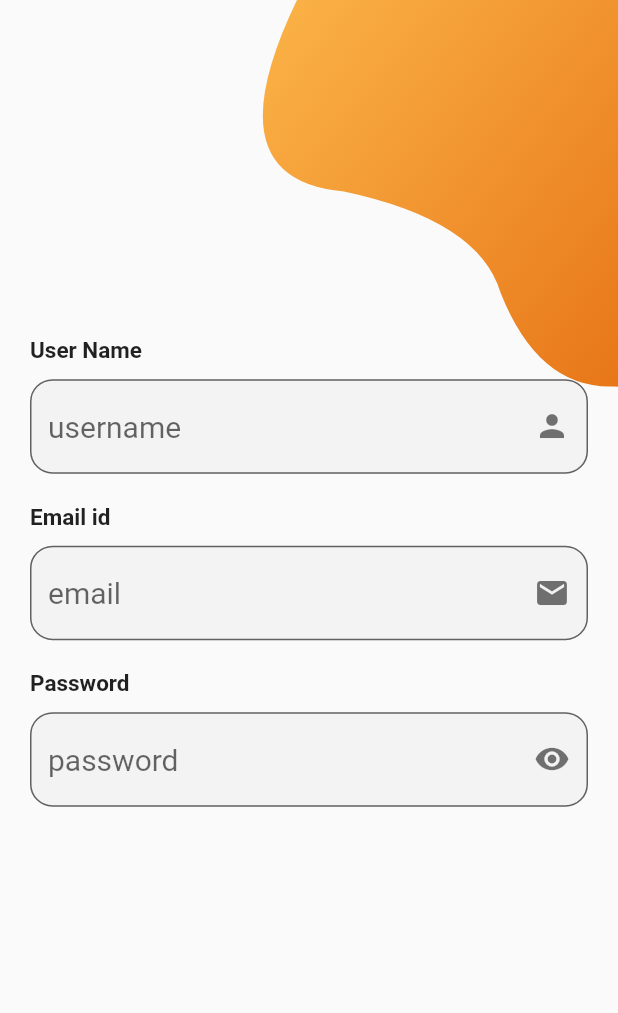
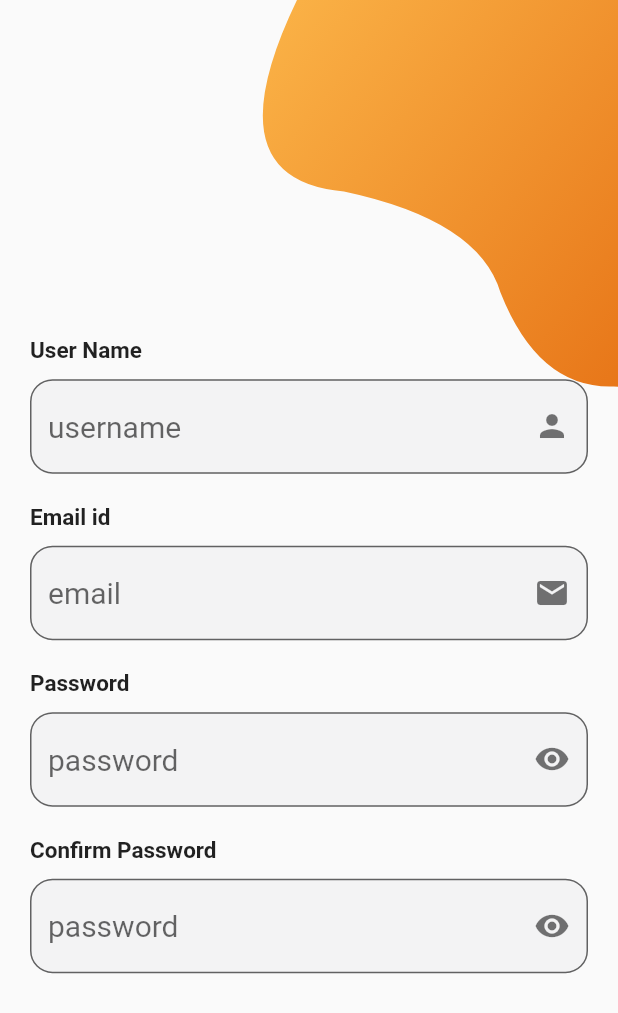
Before and after one commit to asamoah-fred/chat_app, a Flutter app: the SignUpPage screen opened directly, on a phone screen of 412 x 824 dp. Shown: the top 1013 px of the screen. Run offline on Flutter 3.47's test engine with Material 2 defaults, Android fonts, the light colour scheme and no system bars.

Commit message:
Confirm password Textfield

```diff
--- a/lib/screens/signup_page.dart
+++ b/lib/screens/signup_page.dart
@@ -170,7 +170,53 @@
                               ],
                             ),
                           ),
+                          Container(
+                            margin: EdgeInsets.symmetric(
+                              vertical: 10,
+                            ),
+                            child: Column(
+                              crossAxisAlignment: CrossAxisAlignment.start,
+                              children: <Widget>[
+                                Text(
+                                  "Confirm Password",
+                                  style: TextStyle(
+                                    fontWeight: FontWeight.bold,
+                                    fontSize: 15,
+                                  ),
+                                ),
+                                SizedBox(
+                                  height: 10,
+                                ),
+                                TextField(
+                                  style: TextStyle(
+                                    fontSize: 20,
+                                  ),
+                                  textAlign: TextAlign.start,
+                                  obscureText: true,
+                                  decoration: InputDecoration(
+                                    hintText: "password",
+                                    suffixIcon: Icon(
+                                      Icons.visibility,
+                                      color: Colors.black54,
+                                    ),
+                                    border: OutlineInputBorder(
+                                      borderRadius: BorderRadius.circular(
+                                        15,
+                                      ),
+                                    ),
+                                    fillColor: Color(
+                                      0xfff3f3f4,
+                                    ),
+                                    filled: true,
+                                  ),
+                                ),
+                              ],
+                            ),
+                          ),
                         ],
+                      ),
+                      SizedBox(
+                        height: 20,
                       ),
                     ],
                   ),
```
